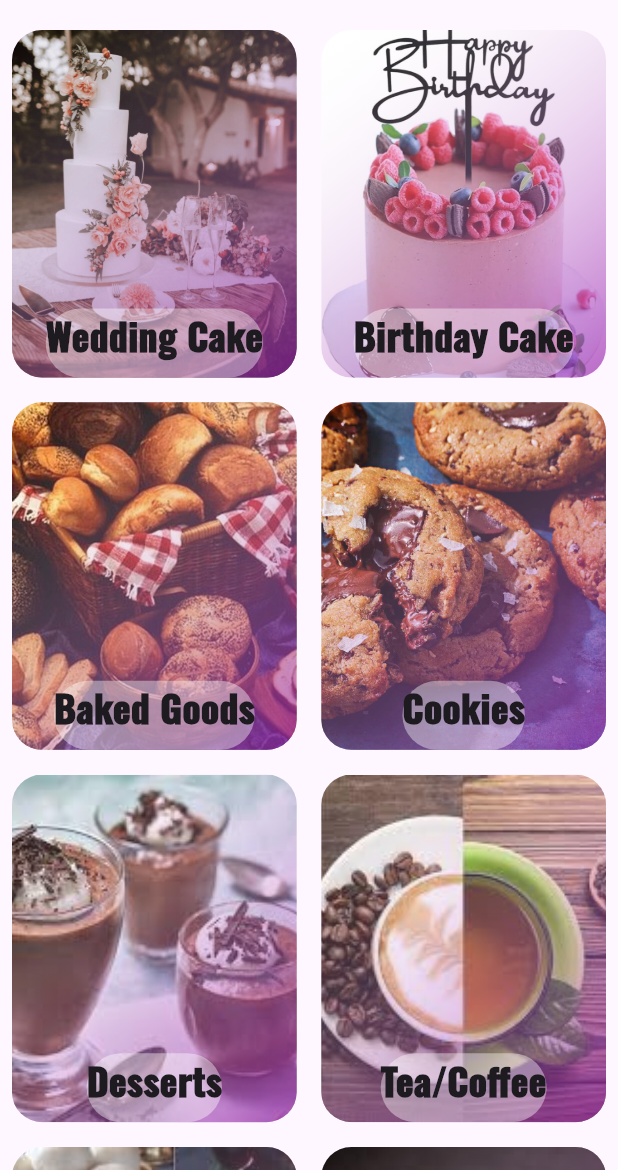
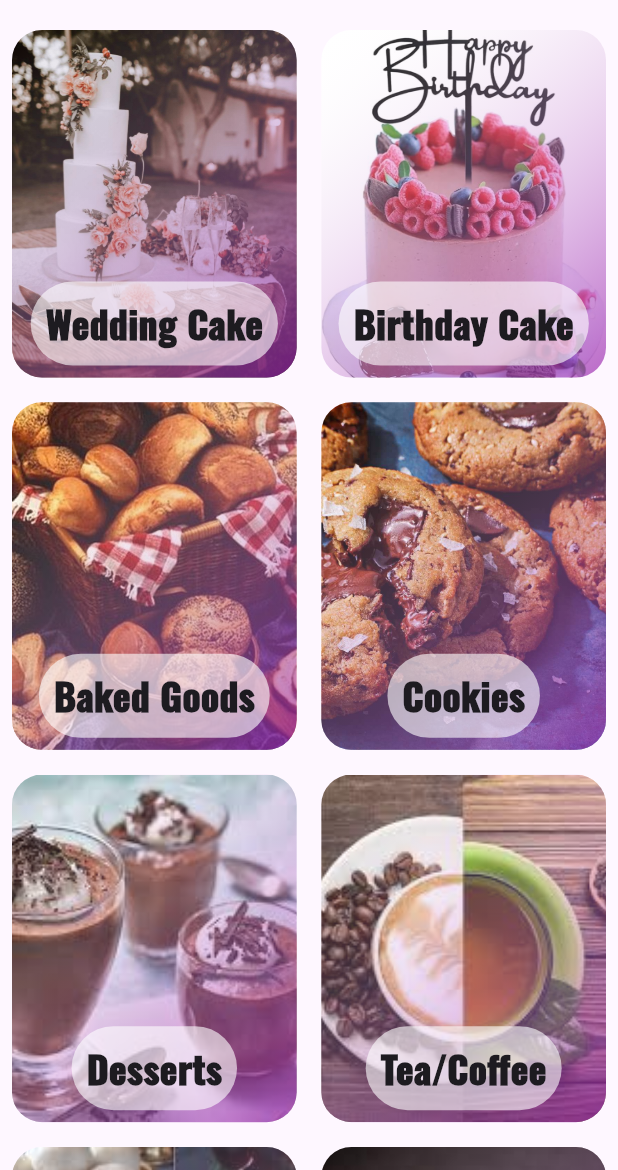
Before and after one commit to SandraAsok/service_app, a Flutter app: the AdditionalServices screen opened directly, after a tap on "BAKERY", on a phone screen of 412 x 824 dp, the part 66-1236 px from its top. Run offline on Flutter 3.47's test engine with Material 3 defaults, Android fonts, the phone set to English and light mode, and no system bars; our stand-ins replace google_fonts, google_nav_bar, swipeable_button_view, table_calendar; key blocks and very long unbroken strings in the code were emptied for the run.

Commit message:
ui commit

```diff
--- a/lib/main.dart
+++ b/lib/main.dart
@@ -4,13 +4,13 @@ import 'package:service_app/screens/bookings/calender.dart';
 import 'package:service_app/screens/home/home.dart';
 import 'package:service_app/screens/settings/settings.dart';
 import 'package:service_app/screens/support/support.dart';
+import 'package:service_app/screens/welcome.dart';
 import 'package:service_app/utilities/utilities.dart';
 
 void main() {
   runApp(const MaterialApp(
     debugShowCheckedModeBanner: false,
-    home: Home(),
-    //home: Welcome(),
+    home: Welcome(),
   ));
 }
 
--- a/lib/screens/Login/login.dart
+++ b/lib/screens/Login/login.dart
@@ -48,6 +48,7 @@ class SignUp extends StatelessWidget {
                 Padding(
                   padding: const EdgeInsets.all(8.0),
                   child: TextField(
+                    obscureText: true,
                     decoration: InputDecoration(
                         prefixIcon: const Icon(Icons.lock),
                         label: Text('Password', style: black_style),
@@ -162,6 +163,7 @@ class SignIn extends StatelessWidget {
                 Padding(
                   padding: const EdgeInsets.all(8.0),
                   child: TextField(
+                    obscureText: true,
                     decoration: InputDecoration(
                         prefixIcon: const Icon(Icons.lock),
                         label: const Text('Password'),
--- a/lib/screens/services/additional_services/additional_services.dart
+++ b/lib/screens/services/additional_services/additional_services.dart
@@ -91,10 +91,22 @@ class _AdditionalServicesState extends State<AdditionalServices> {
                                         end: Alignment.bottomRight),
                                     borderRadius: BorderRadius.circular(20)),
                               ),
-                              Text(
+                              Padding(
+                                padding: const EdgeInsets.all(8.0),
+                                child: Container(
+                                  decoration: BoxDecoration(
+                                      color: Colors.white.withOpacity(0.6),
+                                      borderRadius: BorderRadius.circular(20)),
+                                  child: Padding(
+                                    padding: const EdgeInsets.all(8.0),
+                                    child: Text(
                                       addtext1[index],
                                       style: GoogleFonts.oswald(
-                                    fontWeight: FontWeight.w900, fontSize: 25),
+                                          fontWeight: FontWeight.w900,
+                                          fontSize: 25),
+                                    ),
+                                  ),
+                                ),
                               ),
                             ],
                           ),
@@ -134,10 +146,23 @@ class _AdditionalServicesState extends State<AdditionalServices> {
                                         end: Alignment.bottomLeft),
                                     borderRadius: BorderRadius.circular(20)),
                               ),
-                              Text(
+                              Padding(
+                                padding: const EdgeInsets.all(8.0),
+                                child: Container(
+                                  decoration: BoxDecoration(
+                                    borderRadius: BorderRadius.circular(20),
+                                    color: Colors.white.withOpacity(0.6),
+                                  ),
+                                  child: Padding(
+                                    padding: const EdgeInsets.all(8.0),
+                                    child: Text(
                                       addtext2[index],
                                       style: GoogleFonts.oswald(
-                                    fontWeight: FontWeight.w900, fontSize: 25),
+                                          fontWeight: FontWeight.w900,
+                                          fontSize: 25),
+                                    ),
+                                  ),
+                                ),
                               )
                             ],
                           ),
@@ -182,10 +207,15 @@ class _AdditionalServicesState extends State<AdditionalServices> {
                                     end: Alignment.bottomRight),
                                 borderRadius: BorderRadius.circular(20)),
                           ),
-                          Text(
+                          Container(
+                            decoration: BoxDecoration(
+                                color: Colors.white.withOpacity(0.6),
+                                borderRadius: BorderRadius.circular(20)),
+                            child: Text(
                               "GENERAL",
                               style: GoogleFonts.oswald(
                                   fontWeight: FontWeight.w900, fontSize: 25),
+                            ),
                           )
                         ],
                       ),
--- a/lib/screens/services/additional_services/sub_screens/bakery.dart
+++ b/lib/screens/services/additional_services/sub_screens/bakery.dart
@@ -87,16 +87,20 @@ class _BakeryDetailState extends State<BakeryDetail> {
                                     end: Alignment.bottomRight),
                                 borderRadius: BorderRadius.circular(20)),
                           ),
-                          Container(
+                          Padding(
+                            padding: const EdgeInsets.all(8.0),
+                            child: Container(
                               decoration: BoxDecoration(
                                   borderRadius: BorderRadius.circular(30),
-                                color: Colors.white.withOpacity(0.4)),
+                                  color: Colors.white.withOpacity(0.6)),
                               child: Padding(
-                              padding: const EdgeInsets.only(bottom: 10),
+                                padding: const EdgeInsets.all(10),
                                 child: Text(
                                   bakerytext[index],
                                   style: GoogleFonts.oswald(
-                                    fontWeight: FontWeight.w900, fontSize: 25),
+                                      fontWeight: FontWeight.w900,
+                                      fontSize: 25),
+                                ),
                               ),
                             ),
                           ),
--- a/lib/screens/services/services/sub_screens/cleaning.dart
+++ b/lib/screens/services/services/sub_screens/cleaning.dart
@@ -30,6 +30,7 @@ class _CleaningState extends State<Cleaning> {
     Icon(Icons.bathroom_outlined, color: theme_color),
     Icon(Icons.pest_control, color: theme_color),
   ];
+
   @override
   Widget build(BuildContext context) {
     return Scaffold(
--- a/lib/screens/services/services/sub_screens/electrical.dart
+++ b/lib/screens/services/services/sub_screens/electrical.dart
@@ -18,6 +18,7 @@ class _ElectricalState extends State<Electrical> {
     "Short Circuit",
     "Distribution Board/MSB",
   ];
+
   List electricalIcon = [
     Icon(
       Icons.electrical_services,
```
Also changed, not shown: lib/screens/services/services/all_services.dart (+4 -6 lines), lib/screens/welcome.dart (+17 -13 lines). Lines whose indentation alone changed are shown as unchanged.
